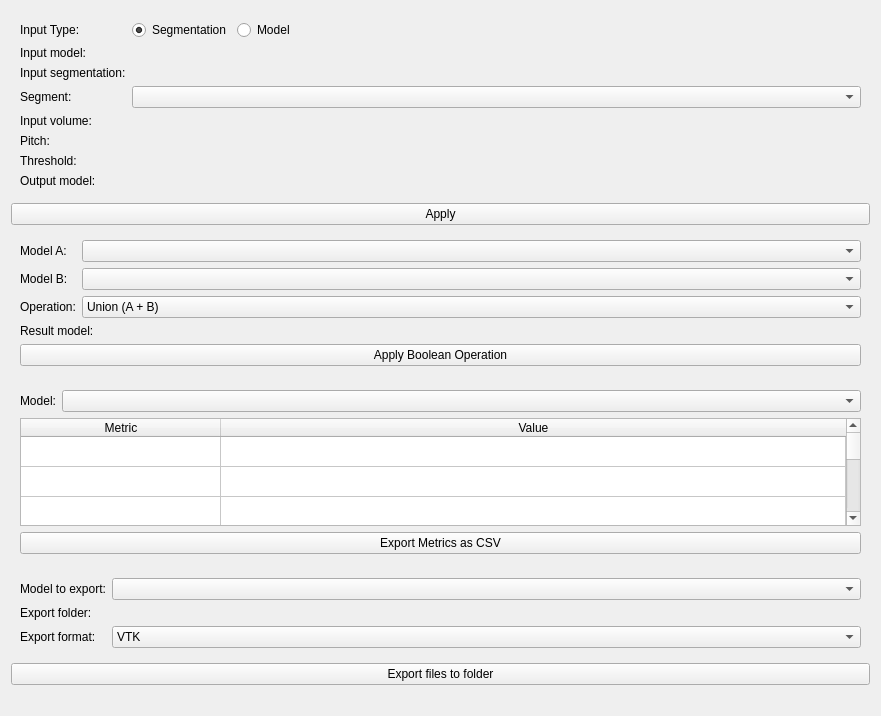
First picture: the form in Voxelization/Resources/UI/Voxelization.ui, repository DomenicoRiggio/SlicerModelsVoxelization, before the edit.
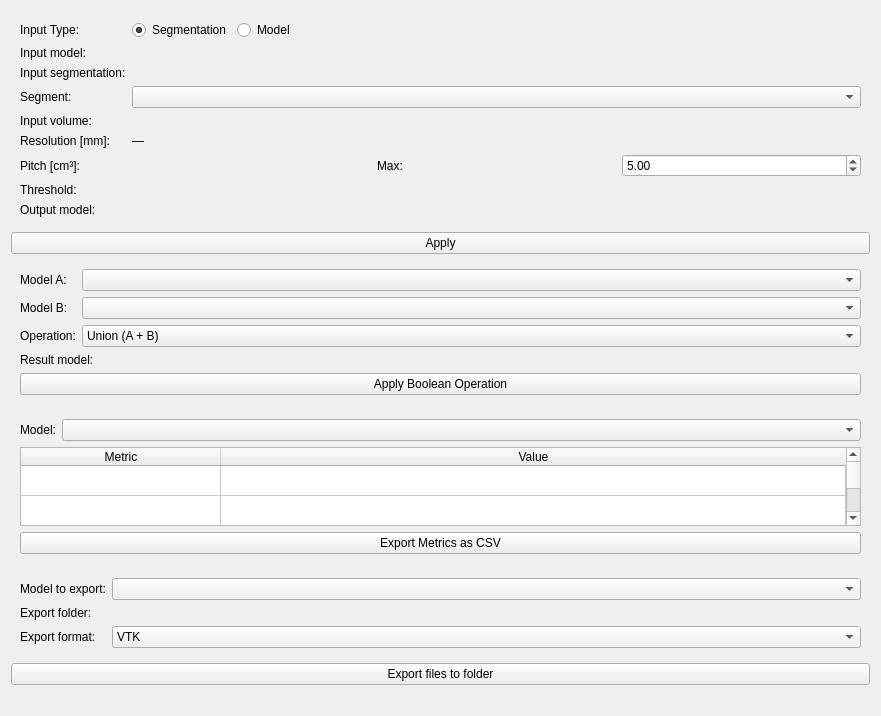
Second picture: the form after the edit. Custom widgets are drawn as their Qt base class.

Commit message: Fix boolean operations alignment

The edit to the form file:
```diff
--- a/Voxelization/Resources/UI/Voxelization.ui
+++ b/Voxelization/Resources/UI/Voxelization.ui
@@ -199,13 +199,37 @@
 
         <!-- Pitch -->
         <item row="5" column="0">
-         <widget class="QLabel" name="labelPitch">
+         <widget class="QLabel" name="resolutionLabel">
           <property name="text">
-           <string>Pitch:</string>
+           <string>Resolution [mm]:</string>
+          </property>
+          <property name="toolTip">
+           <string>Voxel spacing of the input volume (X × Y × Z mm).</string>
           </property>
          </widget>
         </item>
         <item row="5" column="1">
+         <widget class="QLabel" name="resolutionValueLabel">
+          <property name="text">
+           <string>—</string>
+          </property>
+          <property name="toolTip">
+           <string>Voxel spacing of the input volume (X × Y × Z mm).</string>
+          </property>
+         </widget>
+        </item>
+
+        <!-- Pitch -->
+        <item row="6" column="0">
+         <widget class="QLabel" name="labelPitch">
+          <property name="text">
+           <string>Pitch [cm³]:</string>
+          </property>
+         </widget>
+        </item>
+        <item row="6" column="1">
+         <layout class="QHBoxLayout" name="pitchLayout">
+          <item>
          <widget class="ctkSliderWidget" name="pitchWidget" native="true">
           <property name="toolTip">
            <string>Set the pitch of the voxels.</string>
@@ -224,9 +248,43 @@
           </property>
          </widget>
         </item>
+          <item>
+           <widget class="QLabel" name="pitchMaxLabel">
+            <property name="text">
+             <string>Max:</string>
+            </property>
+           </widget>
+          </item>
+          <item>
+           <widget class="QDoubleSpinBox" name="pitchMaxSpinBox">
+            <property name="toolTip">
+             <string>Set the maximum value for the pitch slider.</string>
+            </property>
+            <property name="minimum">
+             <double>0.100000000000000</double>
+            </property>
+            <property name="maximum">
+             <double>100.000000000000000</double>
+            </property>
+            <property name="singleStep">
+             <double>0.500000000000000</double>
+            </property>
+            <property name="value">
+             <double>5.000000000000000</double>
+            </property>
+            <property name="decimals">
+             <number>2</number>
+            </property>
+            <property name="maximumWidth">
+             <number>70</number>
+            </property>
+           </widget>
+          </item>
+         </layout>
+        </item>
 
         <!-- Threshold -->
-        <item row="6" column="0">
+        <item row="7" column="0">
          <widget class="QLabel" name="labelThreshold">
           <property name="text">
            <string>Threshold:</string>
@@ -239,7 +297,7 @@
           </property>
          </widget>
         </item>
-        <item row="6" column="1">
+        <item row="7" column="1">
          <widget class="ctkSliderWidget" name="thresholdWidget" native="true">
           <property name="toolTip">
            <string>Minimum mesh occupancy fraction (0.0-1.0) required to keep a voxel.
@@ -266,14 +324,14 @@
         </item>
 
         <!-- Output model — auto-named but user can override -->
-        <item row="7" column="0">
+        <item row="8" column="0">
          <widget class="QLabel" name="labelOutputModel">
           <property name="text">
            <string>Output model:</string>
           </property>
          </widget>
         </item>
-        <item row="7" column="1">
+        <item row="8" column="1">
          <widget class="qMRMLNodeComboBox" name="outputSelectorModel" native="true">
           <property name="toolTip">
            <string>Output model node. Auto-named from input, but can be overridden.</string>
```
Left out of the diff: 22 changed lines with no effect on the pictures. Lines whose indentation alone changed are shown as unchanged. The commit also changes 2 other files.
